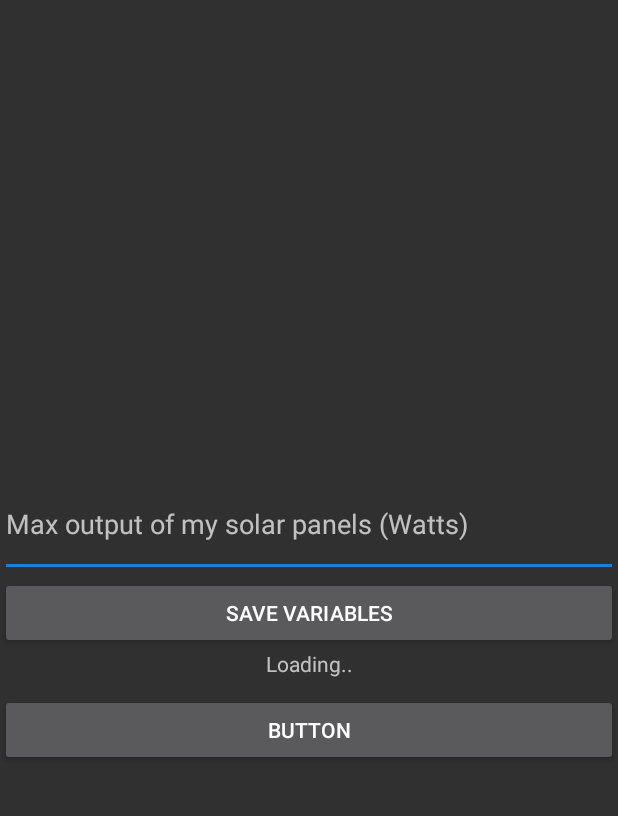
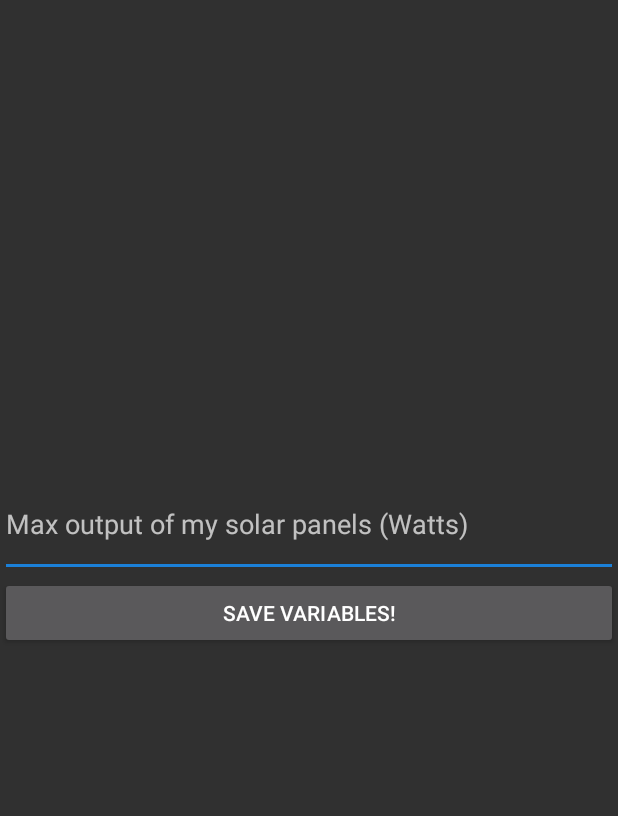
Before and after one commit to Ars4Mars/firebird, an Android app: the MapsActivity screen opened directly, with no data from a screen before it, on a phone screen of 412 x 824 dp, the part 53-869 px from its top. Run offline under Robolectric (Android 15) with nearby library versions, the phone set to English and light mode, and no system bars.

Commit message:
new feature - dynamic device shower :dizzy:

```diff
--- a/app/src/main/java/com/revolve44/firebird5/MapsActivity.java
+++ b/app/src/main/java/com/revolve44/firebird5/MapsActivity.java
@@ -31,7 +31,7 @@ public class MapsActivity extends FragmentActivity implements OnMapReadyCallback
     Marker marker;
     double latitude;
     double longitude;
-    int NominalPower;
+    public Float NominalPower;
 
     String Latitude;
     String Longitude;
@@ -62,7 +62,8 @@ public class MapsActivity extends FragmentActivity implements OnMapReadyCallback
         mapFragment.getMapAsync(this);
         //textView = findViewById(R.id.LOLIK);
 
-        Loader = (LinearLayout) findViewById(R.id.loader);
+
+        //Loader = (LinearLayout) findViewById(R.id.loader);
         inputnominalpower = findViewById(R.id.nominalpower);
     }
 
@@ -176,6 +177,8 @@ public class MapsActivity extends FragmentActivity implements OnMapReadyCallback
 
         Longitude = String.valueOf(longitude);
         Longitude = Longitude.substring(0,6); // cutting symbols on veeeeeryyy loooong simbols of coordination
+        NominalPower = Float.parseFloat(inputnominalpower.getText().toString());
+
 
         Toast toast = Toast.makeText(MapsActivity.this,"In maps "+Latitude+" "+Longitude,Toast.LENGTH_LONG);
         toast.setGravity(Gravity.TOP,0,250);
@@ -196,6 +199,8 @@ public class MapsActivity extends FragmentActivity implements OnMapReadyCallback
 
         editor.putFloat("latitudeF",(float)latitude);
         editor.putFloat("longitudeF",(float)longitude);
+        editor.putFloat("Nominal_Power",(float)NominalPower);
+
         editor.putBoolean("CHECK_SAVINGS",check);
         editor.putString("lati",Latitude);
         editor.putString("long",Longitude);
--- a/app/src/main/res/layout/activity_map.xml
+++ b/app/src/main/res/layout/activity_map.xml
@@ -35,37 +35,12 @@
             android:layout_width="match_parent"
             android:layout_height="wrap_content"
             android:id="@+id/setvar"
-            android:text="Save variables"
+            android:text="Save variables!"
             android:onClick="ClickButton">
 
         </Button>
 
-        <LinearLayout
-            android:id="@+id/loader"
-            android:layout_width="match_parent"
-            android:layout_height="match_parent"
-            android:orientation="vertical"
-            android:visibility="visible"
-            >
 
-            <TextView
-                android:layout_width="match_parent"
-                android:layout_height="30dp"
-
-                android:text="Loading.."
-                android:textAlignment="center">
-
-            </TextView>
-
-            <Button
-                android:id="@+id/testMEM"
-                android:layout_width="match_parent"
-                android:layout_height="wrap_content"
-                android:onClick="testMEM"
-                android:text="Button" />
-
-
-        </LinearLayout>
 
 
     </LinearLayout>
```
Also changed, not shown: app/src/main/java/com/revolve44/firebird5/MainActivity.java (+35 -12 lines), app/src/main/java/com/revolve44/firebird5/ui/HomeFragment.java (+78 -9 lines), app/src/main/res/layout/fragment_home.xml (+27 -19 lines).
